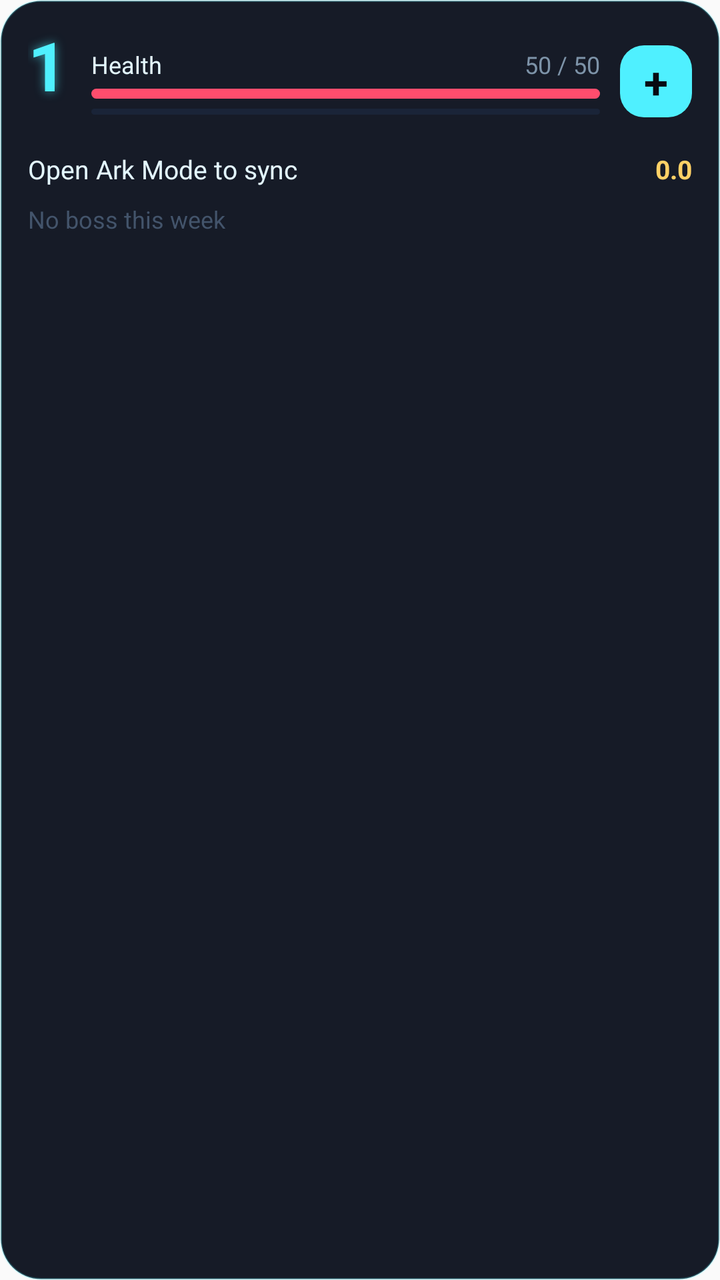
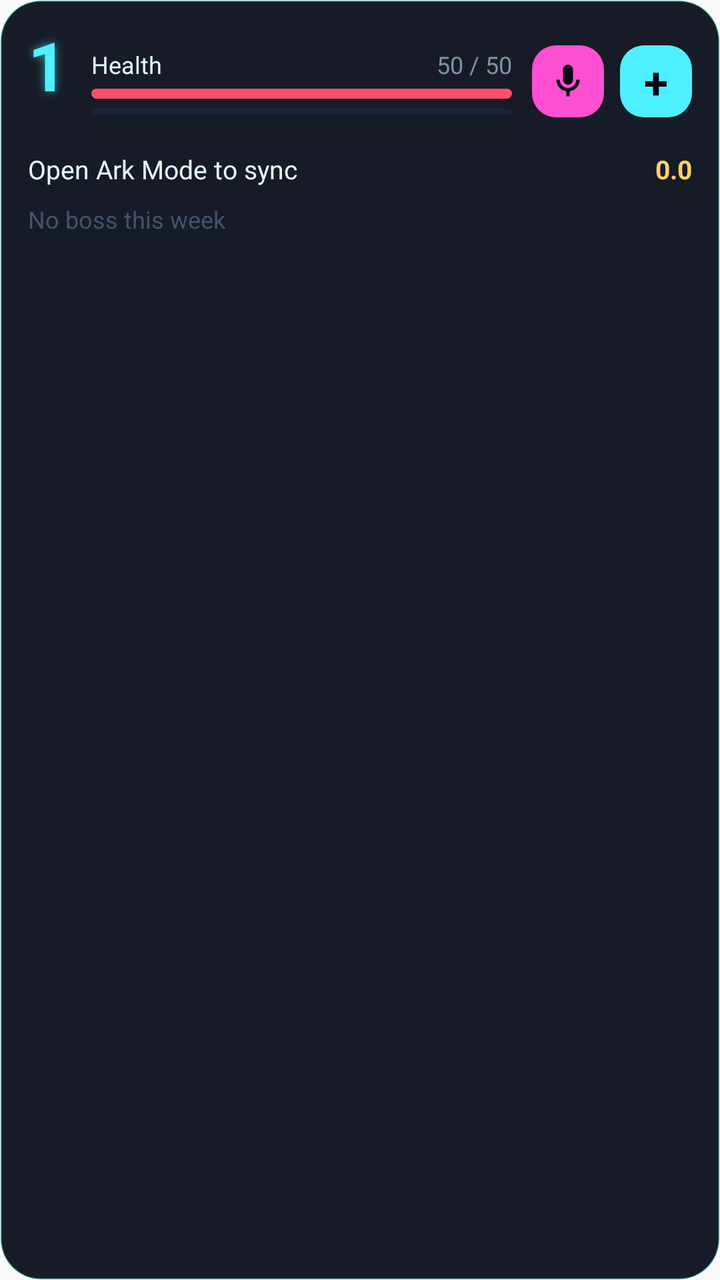

Before-and-after screenshots of an Android layout around one commit, followed by the original layout XML and the change that was made.
<!-- AndroidManifest.xml: application theme AppTheme -->
<!-- res/layout/ark_widget.xml -->
<?xml version="1.0" encoding="utf-8"?>
<LinearLayout xmlns:android="http://schemas.android.com/apk/res/android"
    android:id="@+id/w_root"
    android:layout_width="match_parent"
    android:layout_height="match_parent"
    android:background="@drawable/widget_bg"
    android:orientation="vertical"
    android:padding="14dp">

    <LinearLayout
        android:layout_width="match_parent"
        android:layout_height="wrap_content"
        android:gravity="center_vertical"
        android:orientation="horizontal">

        <LinearLayout
            android:layout_width="wrap_content"
            android:layout_height="wrap_content"
            android:layout_marginEnd="12dp"
            android:gravity="center_horizontal"
            android:orientation="vertical">
        <TextView
            android:id="@+id/w_level"
            android:layout_width="wrap_content"
            android:layout_height="wrap_content"
            android:text="1"
            android:textColor="#4FF0FF"
            android:textSize="34sp"
            android:textStyle="bold"
            android:shadowColor="#994FF0FF"
            android:shadowRadius="12"
            android:includeFontPadding="false" />
        <TextView
            android:id="@+id/w_title"
            android:layout_width="wrap_content"
            android:layout_height="wrap_content"
            android:text=""
            android:textColor="#7D93A8"
            android:textSize="10sp" />
        </LinearLayout>

        <LinearLayout
            android:layout_width="0dp"
            android:layout_height="wrap_content"
            android:layout_weight="1"
            android:orientation="vertical">

            <LinearLayout
                android:layout_width="match_parent"
                android:layout_height="wrap_content"
                android:orientation="horizontal">
                <TextView
                    android:layout_width="0dp"
                    android:layout_height="wrap_content"
                    android:layout_weight="1"
                    android:text="Health"
                    android:textColor="#E3F7FF"
                    android:textSize="12sp" />
                <TextView
                    android:id="@+id/w_hp_text"
                    android:layout_width="wrap_content"
                    android:layout_height="wrap_content"
                    android:text="50 / 50"
                    android:textColor="#7D93A8"
                    android:textSize="12sp" />
            </LinearLayout>

            <ProgressBar
                android:id="@+id/w_hp"
                style="?android:attr/progressBarStyleHorizontal"
                android:layout_width="match_parent"
                android:layout_height="5dp"
                android:layout_marginTop="4dp"
                android:max="50"
                android:progress="50"
                android:progressDrawable="@drawable/widget_bar_hp" />

            <ProgressBar
                android:id="@+id/w_xp"
                style="?android:attr/progressBarStyleHorizontal"
                android:layout_width="match_parent"
                android:layout_height="3dp"
                android:layout_marginTop="5dp"
                android:max="150"
                android:progress="0"
                android:progressDrawable="@drawable/widget_bar_xp" />
        </LinearLayout>

        <TextView
            android:id="@+id/w_add"
            android:layout_width="36dp"
            android:layout_height="36dp"
            android:layout_marginStart="10dp"
            android:background="@drawable/widget_add_bg"
            android:contentDescription="Add a to-do"
            android:gravity="center"
            android:text="+"
            android:textColor="#070A12"
            android:textSize="22sp"
            android:textStyle="bold" />
    </LinearLayout>

    <TextView
        android:id="@+id/w_now"
        android:layout_width="match_parent"
        android:layout_height="wrap_content"
        android:layout_marginTop="8dp"
        android:ellipsize="end"
        android:maxLines="1"
        android:text=""
        android:textColor="#4FF0FF"
        android:textSize="13sp"
        android:visibility="gone" />

    <LinearLayout
        android:layout_width="match_parent"
        android:layout_height="wrap_content"
        android:layout_marginTop="8dp"
        android:gravity="center_vertical"
        android:orientation="horizontal">
        <TextView
            android:id="@+id/w_dailies"
            android:layout_width="0dp"
            android:layout_height="wrap_content"
            android:layout_weight="1"
            android:text="Open Ark Mode to sync"
            android:textColor="#E3F7FF"
            android:textSize="13sp" />
        <TextView
            android:id="@+id/w_gold"
            android:layout_width="wrap_content"
            android:layout_height="wrap_content"
            android:text="0.0"
            android:textColor="#FFD166"
            android:textSize="13sp"
            android:textStyle="bold" />
    </LinearLayout>

    <LinearLayout
        android:id="@+id/w_boss_box"
        android:layout_width="match_parent"
        android:layout_height="wrap_content"
        android:layout_marginTop="8dp"
        android:orientation="vertical"
        android:visibility="gone">
        <LinearLayout
            android:layout_width="match_parent"
            android:layout_height="wrap_content"
            android:orientation="horizontal">
            <TextView
                android:id="@+id/w_boss_name"
                android:layout_width="0dp"
                android:layout_height="wrap_content"
                android:layout_weight="1"
                android:ellipsize="end"
                android:maxLines="1"
                android:text="Boss"
                android:textColor="#FF4FD2"
                android:textSize="13sp"
                android:textStyle="bold"
                android:shadowColor="#99FF4FD2"
                android:shadowRadius="10" />
            <TextView
                android:id="@+id/w_boss_hp"
                android:layout_width="wrap_content"
                android:layout_height="wrap_content"
                android:text="0 / 0"
                android:textColor="#7D93A8"
                android:textSize="12sp" />
        </LinearLayout>
        <ProgressBar
            android:id="@+id/w_boss_bar"
            style="?android:attr/progressBarStyleHorizontal"
            android:layout_width="match_parent"
            android:layout_height="5dp"
            android:layout_marginTop="4dp"
            android:max="100"
            android:progress="100"
            android:progressDrawable="@drawable/widget_bar_boss" />
    </LinearLayout>

    <TextView
        android:id="@+id/w_no_boss"
        android:layout_width="match_parent"
        android:layout_height="wrap_content"
        android:layout_marginTop="8dp"
        android:text="No boss this week"
        android:textColor="#43546B"
        android:textSize="12sp" />
</LinearLayout>
<!-- resources referenced by this layout -->
<resources>
  <!-- drawable widget_add_bg (drawable) -->
  <?xml version="1.0" encoding="utf-8"?>
  <shape xmlns:android="http://schemas.android.com/apk/res/android" android:shape="rectangle">
      <solid android:color="#4FF0FF" />
      <corners android:radius="12dp" />
  </shape>
  <!-- drawable widget_bar_boss (drawable) -->
  <?xml version="1.0" encoding="utf-8"?>
  <layer-list xmlns:android="http://schemas.android.com/apk/res/android">
      <item android:id="@android:id/background">
          <shape><corners android:radius="3dp" /><solid android:color="#1A2438" /></shape>
      </item>
      <item android:id="@android:id/progress">
          <clip><shape><corners android:radius="3dp" /><solid android:color="#FF4FD2" /></shape></clip>
      </item>
  </layer-list>
  <!-- drawable widget_bar_hp (drawable) -->
  <?xml version="1.0" encoding="utf-8"?>
  <layer-list xmlns:android="http://schemas.android.com/apk/res/android">
      <item android:id="@android:id/background">
          <shape><corners android:radius="3dp" /><solid android:color="#1A2438" /></shape>
      </item>
      <item android:id="@android:id/progress">
          <clip><shape><corners android:radius="3dp" /><solid android:color="#FF4D6D" /></shape></clip>
      </item>
  </layer-list>
  <!-- drawable widget_bar_xp (drawable) -->
  <?xml version="1.0" encoding="utf-8"?>
  <layer-list xmlns:android="http://schemas.android.com/apk/res/android">
      <item android:id="@android:id/background">
          <shape><corners android:radius="3dp" /><solid android:color="#1A2438" /></shape>
      </item>
      <item android:id="@android:id/progress">
          <clip><shape><corners android:radius="3dp" /><solid android:color="#4FF0FF" /></shape></clip>
      </item>
  </layer-list>
  <!-- drawable widget_bg (drawable) -->
  <?xml version="1.0" encoding="utf-8"?>
  <shape xmlns:android="http://schemas.android.com/apk/res/android" android:shape="rectangle">
      <solid android:color="#F20A0F1C" />
      <stroke android:width="1dp" android:color="#3A4FF0FF" />
      <corners android:radius="20dp" />
  </shape>
  <style name="AppTheme" parent="Theme.AppCompat.Light.DarkActionBar">
          
          <item name="colorPrimary">@color/colorPrimary</item>
          <item name="colorPrimaryDark">@color/colorPrimaryDark</item>
          <item name="colorAccent">@color/colorAccent</item>
      </style>
</resources>

<!-- the commit's change to res/layout/ark_widget.xml (unified diff, before → after) -->
@@ -86,11 +86,21 @@
                 android:progressDrawable="@drawable/widget_bar_xp" />
         </LinearLayout>
 
+        <ImageView
+            android:id="@+id/w_ark"
+            android:layout_width="36dp"
+            android:layout_height="36dp"
+            android:layout_marginStart="10dp"
+            android:background="@drawable/widget_ark_bg"
+            android:contentDescription="Talk to Ark"
+            android:padding="8dp"
+            android:src="@drawable/ic_ark_mic" />
+
         <TextView
             android:id="@+id/w_add"
             android:layout_width="36dp"
             android:layout_height="36dp"
-            android:layout_marginStart="10dp"
+            android:layout_marginStart="8dp"
             android:background="@drawable/widget_add_bg"
             android:contentDescription="Add a to-do"
             android:gravity="center"
<!-- resource entries referenced after the edit -->
@@ -1,9 +1,22 @@
 <!-- resources referenced by this layout -->
 <resources>
+  <!-- drawable ic_ark_mic (drawable) -->
+  <?xml version="1.0" encoding="utf-8"?>
+  <vector xmlns:android="http://schemas.android.com/apk/res/android"
+      android:width="20dp" android:height="20dp" android:viewportWidth="24" android:viewportHeight="24">
+      <path android:fillColor="#070A12" android:pathData="M12,14a3,3 0,0 0,3 -3V5a3,3 0,0 0,-6 0v6a3,3 0,0 0,3 3z"/>
+      <path android:fillColor="#070A12" android:pathData="M17,11a5,5 0,0 1,-10 0H5a7,7 0,0 0,6 6.92V21h2v-3.08A7,7 0,0 0,19 11z"/>
+  </vector>
   <!-- drawable widget_add_bg (drawable) -->
   <?xml version="1.0" encoding="utf-8"?>
   <shape xmlns:android="http://schemas.android.com/apk/res/android" android:shape="rectangle">
       <solid android:color="#4FF0FF" />
+      <corners android:radius="12dp" />
+  </shape>
+  <!-- drawable widget_ark_bg (drawable) -->
+  <?xml version="1.0" encoding="utf-8"?>
+  <shape xmlns:android="http://schemas.android.com/apk/res/android" android:shape="rectangle">
+      <solid android:color="#FF4FD2" />
       <corners android:radius="12dp" />
   </shape>
   <!-- drawable widget_bar_boss (drawable) -->
